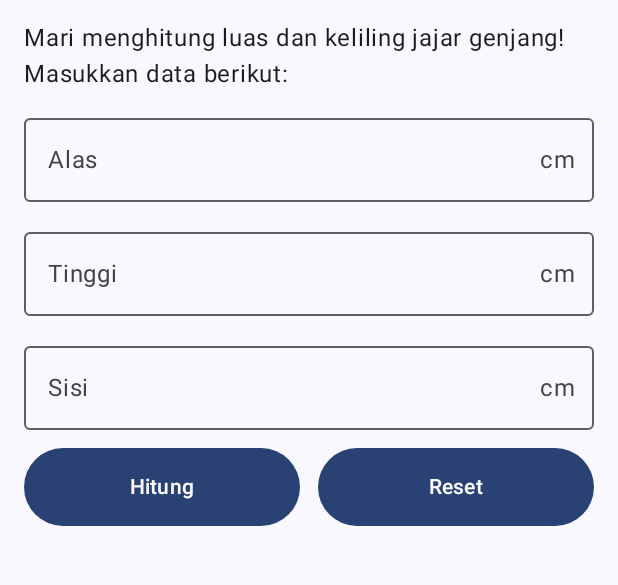
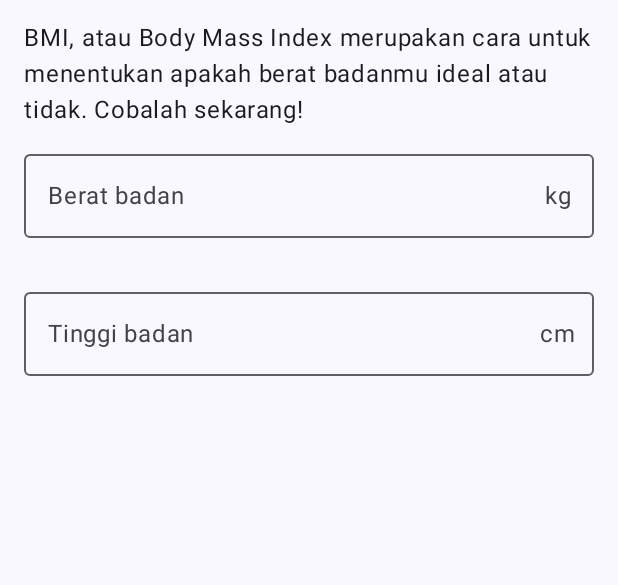
Before and after one commit to DavinTelkomUniversity/PUPB1, an Android app built with Jetpack Compose: the screen it shows after launch (MainActivity), on a phone screen of 412 x 824 dp, the part 96-681 px from its top. Run offline under Robolectric (Android 15) with nearby library versions, the phone set to English and light mode, and no system bars; 2 statements that could not run were skipped.

Commit message:
04-user-input

```diff
--- a/app/src/main/java/org/d3if3003/mobpro1/MainScreen.kt
+++ b/app/src/main/java/org/d3if3003/mobpro1/MainScreen.kt
@@ -1,16 +1,17 @@
 package org.d3if3003.mobpro1
 
 import android.content.res.Configuration
+import androidx.compose.foundation.border
 import androidx.compose.foundation.layout.Arrangement
 import androidx.compose.foundation.layout.Column
 import androidx.compose.foundation.layout.PaddingValues
 import androidx.compose.foundation.layout.Row
-import androidx.compose.foundation.layout.Spacer
 import androidx.compose.foundation.layout.fillMaxSize
 import androidx.compose.foundation.layout.fillMaxWidth
 import androidx.compose.foundation.layout.padding
-import androidx.compose.foundation.layout.width
 import androidx.compose.foundation.rememberScrollState
+import androidx.compose.foundation.selection.selectable
+import androidx.compose.foundation.shape.RoundedCornerShape
 import androidx.compose.foundation.text.KeyboardOptions
 import androidx.compose.foundation.verticalScroll
 import androidx.compose.material.icons.Icons
@@ -21,6 +22,7 @@ import androidx.compose.material3.ExperimentalMaterial3Api
 import androidx.compose.material3.Icon
 import androidx.compose.material3.MaterialTheme
 import androidx.compose.material3.OutlinedTextField
+import androidx.compose.material3.RadioButton
 import androidx.compose.material3.Scaffold
 import androidx.compose.material3.Text
 import androidx.compose.material3.TopAppBar
@@ -34,20 +36,19 @@ import androidx.compose.ui.Alignment
 import androidx.compose.ui.Modifier
 import androidx.compose.ui.graphics.Color
 import androidx.compose.ui.res.stringResource
+import androidx.compose.ui.semantics.Role
 import androidx.compose.ui.text.input.ImeAction
 import androidx.compose.ui.text.input.KeyboardType
 import androidx.compose.ui.tooling.preview.Preview
+import androidx.compose.ui.unit.TextUnit
 import androidx.compose.ui.unit.dp
 import org.d3if3003.mobpro1.ui.theme.DavinTheme
-// DAVIN WAHYU WARDANA
-// 6706223003
-// D3IF-4603
-
+import kotlin.math.pow
 
 @OptIn(ExperimentalMaterial3Api::class)
 @Composable
 fun MainScreen() {
-    Scaffold(
+    Scaffold (
         topBar = {
             TopAppBar(
                 title = {
@@ -65,20 +66,23 @@ fun MainScreen() {
 }
 
 @Composable
-fun ScreenContent(modifier: Modifier) {
-    var alas by remember { mutableStateOf("") }
-    var alasError by remember { mutableStateOf(false) }
-
-    var tinggi by remember { mutableStateOf("") }
-    var tinggiError by remember { mutableStateOf(false) }
-
-    var sisi by remember { mutableStateOf("") }
-    var sisiError by remember { mutableStateOf(false) }
-
-    var luas by remember { mutableStateOf(0f) }
-    var keliling by remember { mutableStateOf(0f) }
-
-    Column(
+fun  ScreenContent(modifier: Modifier) {
+    var berat by remember {
+        mutableStateOf("")
+    }
+    var beratError by remember {
+        mutableStateOf(false)
+    }
+    var tinggi by remember {
+        mutableStateOf("")
+    }
+    var tinggiError by remember {
+        mutableStateOf(false)
+    }
+    var kategori by remember {
+        mutableStateOf(0)
+    }
+    Column (
         modifier = modifier
             .fillMaxSize()
             .verticalScroll(rememberScrollState())
@@ -86,146 +90,56 @@ fun ScreenContent(modifier: Modifier) {
         verticalArrangement = Arrangement.spacedBy(12.dp),
         horizontalAlignment = Alignment.CenterHorizontally
     ) {
-        Text(
-            text = stringResource(id = R.string.jajar_genjang_intro),
+        Text(text = stringResource(id = R.string.bmi_intro),
             style = MaterialTheme.typography.bodyLarge,
-            modifier = Modifier.fillMaxWidth()
-        )
-        Column {
-            OutlinedTextField(
-                value = alas,
-                onValueChange = {
-                    alas = it
-                },
-                label = { Text(text = "Alas") },
-                isError = alasError,
-                trailingIcon = { IconPicker(alasError, "cm") },
+            modifier = Modifier.fillMaxWidth())
+        OutlinedTextField(value = berat, onValueChange = {berat = it},
+            label = { Text(text = stringResource(R.string.berat_badan))},
+            isError = beratError,
+            trailingIcon = { IconPicker(beratError, "kg")},
+            supportingText = { ErrorHint(beratError)},
             singleLine = true,
             keyboardOptions = KeyboardOptions(
                 keyboardType = KeyboardType.Number,
                 imeAction = ImeAction.Next
             ),
-                modifier = Modifier.fillMaxWidth(),
+            modifier = Modifier.fillMaxWidth()
         )
-            if (alasError) {
-                Text(
-                    text = "Input alas tidak valid",
-                    color = Color.Red,
-                    modifier = Modifier.padding(start = 4.dp)
-                )
-            }
-        }
-
-        Column {
-            OutlinedTextField(
-                value = tinggi,
-                onValueChange = {
-                    tinggi = it
-                },
-                label = { Text(text = "Tinggi") },
+        OutlinedTextField(value = tinggi, onValueChange = {tinggi = it},
+            label = { Text(text = stringResource(R.string.Tinggi_badan))},
             isError = tinggiError,
-                trailingIcon = { IconPicker(tinggiError, "cm") },
-                singleLine = true,
-                keyboardOptions = KeyboardOptions(
-                    keyboardType = KeyboardType.Number,
-                    imeAction = ImeAction.Next
-                ),
-                modifier = Modifier.fillMaxWidth(),
-            )
-            if (tinggiError) {
-                Text(
-                    text = "Input tinggi tidak valid",
-                    color = Color.Red,
-                    modifier = Modifier.padding(start = 4.dp)
-                )
-            }
-        }
-
-        Column {
-            OutlinedTextField(
-                value = sisi,
-                onValueChange = {
-                    sisi = it
-                },
-                label = { Text(text = "Sisi") },
-                isError = sisiError,
-                trailingIcon = { IconPicker(sisiError, "cm") },
+            trailingIcon = { IconPicker(tinggiError, "cm")},
+            supportingText = { ErrorHint(tinggiError)},
             singleLine = true,
             keyboardOptions = KeyboardOptions(
                 keyboardType = KeyboardType.Number,
                 imeAction = ImeAction.Done
             ),
-                modifier = Modifier.fillMaxWidth(),
+            modifier = Modifier.fillMaxWidth()
         )
-            if (sisiError) {
-                Text(
-                    text = "Input sisi tidak valid",
-                    color = Color.Red,
-                    modifier = Modifier.padding(start = 4.dp)
-                )
+        Row (
+            modifier = Modifier
+                .padding(top = 6.dp)
+                .border(1.dp, Color.Gray, RoundedCornerShape(4.dp))
+        ) {
+            radioOptions.forEach{ text->
+                GenderOption(label = text, isSelected = gender == text , modifier = Modifier
+                    .selectable(
+                        selected = gender == text,
+                        onClick = { gender = text},
+                        role = Role.RadioButton
+                    ))
             }
         }
-
-        Row(
-            modifier = Modifier.fillMaxWidth(),
-            horizontalArrangement = Arrangement.Center,
-            verticalAlignment = Alignment.CenterVertically
-        ) {
-            Button(
-                onClick = {
-                    alasError = (alas == "" || alas == "0")
-                    tinggiError = (tinggi == "" || tinggi == "0")
-                    sisiError = (sisi == "" || sisi == "0")
-                    if (alasError || tinggiError || sisiError) return@Button
-
-                    val calculatedLuas = hitungLuas(alas.toFloat(), tinggi.toFloat())
-                    val calculatedKeliling = hitungKeliling(alas.toFloat(), tinggi.toFloat(), sisi.toFloat())
-
-                    luas = calculatedLuas
-                    keliling = calculatedKeliling
-
-                },
-                contentPadding = PaddingValues(horizontal = 32.dp, vertical = 16.dp),
-                modifier = Modifier.weight(1f)
-            ) {
-                Text(text = stringResource(R.string.hitung))
-            }
-
-            Spacer(modifier = Modifier.width(12.dp))
-
-            Button(
-                onClick = {
-                    alas = ""
-                    tinggi = ""
-                    sisi = ""
-                    luas = 0f
-                    keliling = 0f
-                },
-                contentPadding = PaddingValues(horizontal = 32.dp, vertical = 16.dp),
-                modifier = Modifier.weight(1f)
-            ) {
-                Text(text = "Reset")
-            }
-        }
-
-
-
-
-        if (luas != 0f || keliling != 0f) {
+        if (bmi != 0f) {
             Divider(
                 modifier = Modifier.padding(vertical = 8.dp),
                 thickness = 1.dp
             )
-            Text(
-                text = "Luas: $luas",
-                style = MaterialTheme.typography.titleLarge,
-                modifier = Modifier.padding(top = 8.dp)
-            )
-            Text(
-                text = "Keliling: $keliling",
-                style = MaterialTheme.typography.titleLarge,
-                modifier = Modifier.padding(top = 8.dp)
-            )
+            Text(text = stringResource(R.string.bmi_x, bmi),
+                style = MaterialTheme.typography.titleLarge)
+            Text(text = stringResource(kategori).uppercase(),
+                style = MaterialTheme.typography.headlineLarge)
         }
     }
 }
@@ -239,12 +153,36 @@ fun IconPicker(isError: Boolean, unit: String) {
     }
 }
 
-private fun hitungLuas(alas: Float, tinggi: Float): Float {
-    return alas * tinggi
+@Composable
+fun ErrorHint(isError: Boolean) {
+    if (isError) {
+        Text(text = stringResource(R.string.input_invalid))
+    }
 }
 
-private fun hitungKeliling(alas: Float, tinggi: Float, sisi: Float): Float {
-    return 2 * (alas + tinggi)
+
+private fun hitungBMI(berat: Float, tinggi: Float): Float {
+    return berat / (tinggi / 100).pow(2)
+}
+
+private fun getKategori(bmi: Float, isMale: Boolean): Int {
+    return if (isMale) {
+        when {
+            bmi < 20.5 -> R.string.kurus
+            bmi >= 27.0 -> R.string.gemuk
+            else -> R.string.ideal
+        }
+    } else {
+        when {
+            bmi < 18.5 -> R.string.kurus
+            bmi >= 25.0 -> R.string.gemuk
+            else -> R.string.ideal
+        }
+    }
+}
+@Composable
+fun Greeting(name: String) {
+    MainScreen()
 }
 
 @Preview(showBackground = true)
--- a/app/src/main/res/values/strings.xml
+++ b/app/src/main/res/values/strings.xml
@@ -1,9 +1,14 @@
 <resources>
     <string name="app_name">Davin</string>
-    <string name="jajar_genjang_intro" translatable="false">Mari menghitung luas dan keliling jajar genjang! Masukkan data berikut:</string>
+    <string name="bmi_intro" translatable="false">BMI, atau Body Mass Index merupakan cara untuk menentukan apakah berat badanmu ideal atau tidak. Cobalah sekarang!</string>
+    <string name="berat_badan" translatable="false">Berat badan</string>
+    <string name="Tinggi_badan" translatable="false">Tinggi badan</string>
+    <string name="pria" translatable="false">Pria</string>
+    <string name="wanita" translatable="false">Wanita</string>
     <string name="hitung" translatable="false">Hitung</string>
-    <string name="input_invalid" translatable="false">Tidak boleh kosong.</string>
-    <string name="alas" translatable="false">Alas</string>
-    <string name="tinggi" translatable="false">Tinggi</string>
-    <string name="sisi" translatable="false">Sisi</string>
+    <string name="bmi_x" translatable="false">BMI: %1$.2f</string>
+    <string name="kurus" translatable="false">Kurus</string>
+    <string name="ideal" translatable="false">Ideal</string>
+    <string name="gemuk" translatable="false">Gemuk</string>
+    <string name="input_invalid" translatable="false">tidak boleh kosong</string>
 </resources>
```
Lines whose indentation alone changed are shown as unchanged.
